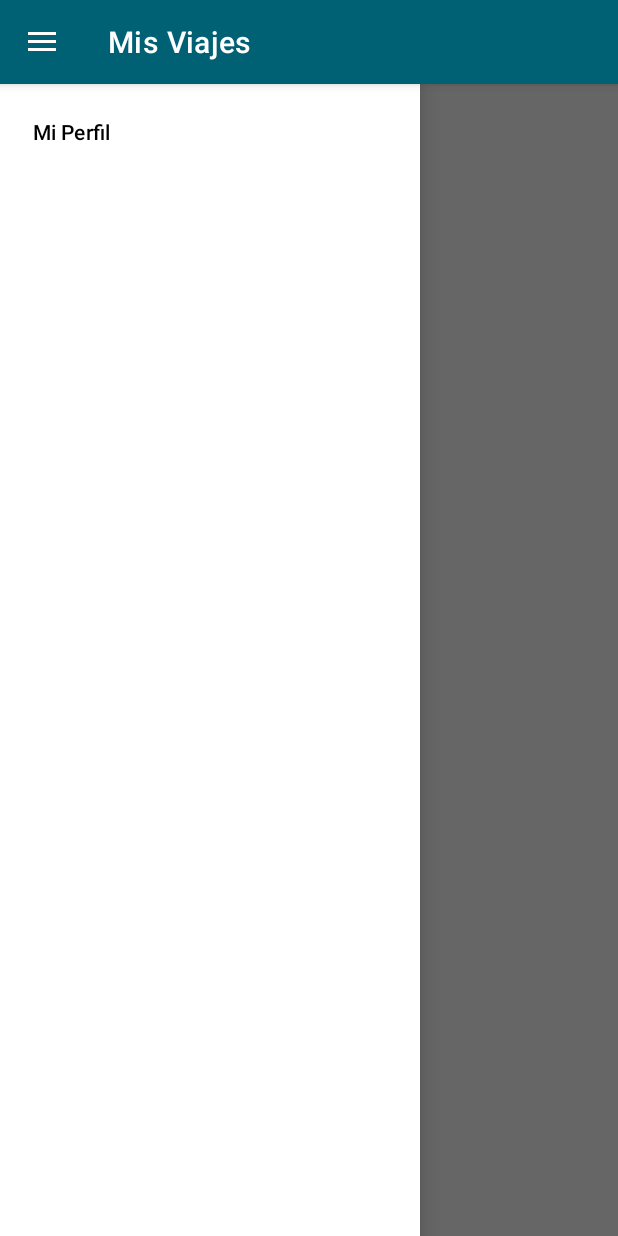
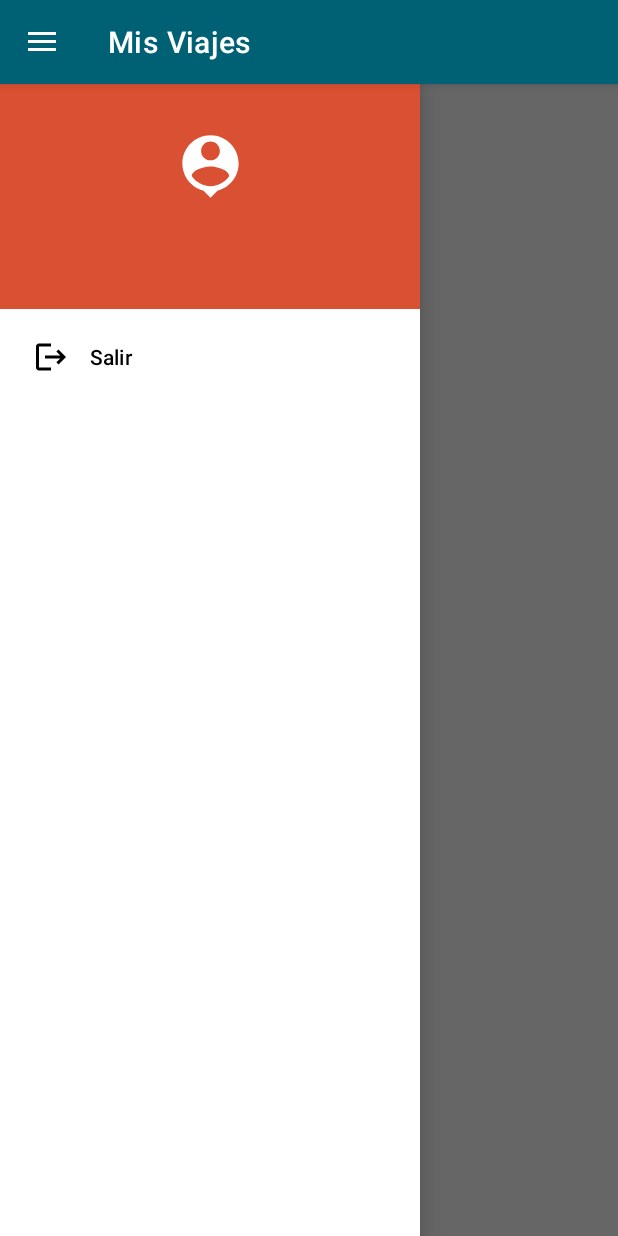
Before and after one commit to adribalbvena/OrionViajes, an Android app: the MainActivity screen opened directly, with no data from a screen before it, with the side drawer open, on a phone screen of 412 x 824 dp. Run offline under Robolectric (Android 15) with nearby library versions, the phone set to English and light mode, and no system bars; our stand-ins replace navigation-ui; network calls fail.

Commit message:
final fixes

```diff
--- a/app/src/main/java/ar/edu/ort/orionviajes/activities/MainActivity.kt
+++ b/app/src/main/java/ar/edu/ort/orionviajes/activities/MainActivity.kt
@@ -2,12 +2,14 @@ package ar.edu.ort.orionviajes.activities
 
 import androidx.appcompat.app.AppCompatActivity
 import android.os.Bundle
+import android.widget.TextView
 import androidx.navigation.NavController
 import androidx.navigation.Navigation
 import androidx.navigation.ui.AppBarConfiguration
 import androidx.navigation.ui.NavigationUI
 import androidx.navigation.ui.setupWithNavController
 import ar.edu.ort.orionviajes.R
+import ar.edu.ort.orionviajes.SessionManager
 import ar.edu.ort.orionviajes.databinding.ActivityMainBinding
 
 class MainActivity : AppCompatActivity() {
@@ -27,6 +29,10 @@ class MainActivity : AppCompatActivity() {
         navController = Navigation.findNavController(this, R.id.navHost)
         binding.navView.setupWithNavController(navController)
 
+        val navHeader = binding.navView.getHeaderView(0)
+        val txtUser = navHeader.findViewById<TextView>(R.id.userTv)
+        txtUser.text = SessionManager(this).getUser()
+
         NavigationUI.setupActionBarWithNavController(this,navController, binding.drawerLayout)
 
     }
--- /dev/null
+++ b/app/src/main/res/drawable/ic_logout.xml
@@ -0,0 +1,5 @@
+<vector android:autoMirrored="true" android:height="24dp"
+    android:tint="#8C8A8A" android:viewportHeight="24"
+    android:viewportWidth="24" android:width="24dp" xmlns:android="http://schemas.android.com/apk/res/android">
+    <path android:fillColor="@android:color/white" android:pathData="M17,7l-1.41,1.41L18.17,11H8v2h10.17l-2.58,2.58L17,17l5,-5zM4,5h8V3H4c-1.1,0 -2,0.9 -2,2v14c0,1.1 0.9,2 2,2h8v-2H4V5z"/>
+</vector>
--- /dev/null
+++ b/app/src/main/res/drawable/ic_person_pin.xml
@@ -0,0 +1,5 @@
+<vector android:height="50dp" android:tint="#FFFFFF"
+    android:viewportHeight="24" android:viewportWidth="24"
+    android:width="50dp" xmlns:android="http://schemas.android.com/apk/res/android">
+    <path android:fillColor="@android:color/white" android:pathData="M12,2c-4.97,0 -9,4.03 -9,9 0,4.17 2.84,7.67 6.69,8.69L12,22l2.31,-2.31C18.16,18.67 21,15.17 21,11c0,-4.97 -4.03,-9 -9,-9zM12,4c1.66,0 3,1.34 3,3s-1.34,3 -3,3 -3,-1.34 -3,-3 1.34,-3 3,-3zM12,18.3c-2.5,0 -4.71,-1.28 -6,-3.22 0.03,-1.99 4,-3.08 6,-3.08 1.99,0 5.97,1.09 6,3.08 -1.29,1.94 -3.5,3.22 -6,3.22z"/>
+</vector>
--- a/app/src/main/res/layout/activity_main.xml
+++ b/app/src/main/res/layout/activity_main.xml
@@ -21,7 +21,8 @@
         android:layout_height="match_parent"
         android:layout_gravity="start"
         android:fitsSystemWindows="true"
-        app:menu="@menu/drawer_menu"/>
+        app:menu="@menu/drawer_menu"
+        app:headerLayout="@layout/drawer_header"/>
 
 
 </androidx.drawerlayout.widget.DrawerLayout>
--- /dev/null
+++ b/app/src/main/res/layout/drawer_header.xml
@@ -0,0 +1,32 @@
+<?xml version="1.0" encoding="utf-8"?>
+<androidx.constraintlayout.widget.ConstraintLayout xmlns:android="http://schemas.android.com/apk/res/android"
+    xmlns:app="http://schemas.android.com/apk/res-auto"
+    android:layout_width="match_parent"
+    android:layout_height="150dp"
+    xmlns:tools="http://schemas.android.com/tools"
+    android:background="@color/orange_expense">
+
+    <ImageView
+        android:id="@+id/userIv"
+        android:layout_width="wrap_content"
+        android:layout_height="wrap_content"
+        android:layout_marginTop="30dp"
+        android:src="@drawable/ic_person_pin"
+        app:layout_constraintEnd_toEndOf="parent"
+        app:layout_constraintStart_toStartOf="parent"
+        app:layout_constraintTop_toTopOf="parent" />
+
+    <TextView
+        android:id="@+id/userTv"
+        android:layout_width="wrap_content"
+        android:layout_height="wrap_content"
+        android:layout_marginTop="10dp"
+        android:textColor="@color/white"
+        android:textSize="18sp"
+        android:textStyle="bold"
+        app:layout_constraintEnd_toEndOf="parent"
+        app:layout_constraintStart_toStartOf="parent"
+        app:layout_constraintTop_toBottomOf="@id/userIv"
+        tools:text="adri@hotmail.com" />
+
+</androidx.constraintlayout.widget.ConstraintLayout>
--- a/app/src/main/res/menu/drawer_menu.xml
+++ b/app/src/main/res/menu/drawer_menu.xml
@@ -1,7 +1,8 @@
 <?xml version="1.0" encoding="utf-8"?>
 <menu xmlns:android="http://schemas.android.com/apk/res/android">
     <item
-        android:id="@+id/profileFragment"
-        android:title="Mi Perfil" />
+        android:id="@+id/logoutFragment"
+        android:title="@string/logout"
+        android:icon="@drawable/ic_logout"/>
 
 </menu>
--- a/app/src/main/res/navigation/main_navgraph.xml
+++ b/app/src/main/res/navigation/main_navgraph.xml
@@ -19,9 +19,6 @@
         <action
             android:id="@+id/action_myTravelsFragment_to_expensesFragment"
             app:destination="@id/expensesFragment" />
-        <action
-            android:id="@+id/action_myTravelsFragment_to_profileFragment"
-            app:destination="@id/profileFragment" />
     </fragment>
     <fragment
         android:id="@+id/createTravelFragment"
@@ -100,11 +97,6 @@
             app:argType="ar.edu.ort.orionviajes.data.Travel" />
     </fragment>
     <fragment
-        android:id="@+id/profileFragment"
-        android:name="ar.edu.ort.orionviajes.fragments.ProfileFragment"
-        android:label="@string/profile"
-        tools:layout="@layout/fragment_profile" />
-    <fragment
         android:id="@+id/editScanedExpenseFragment"
         android:name="ar.edu.ort.orionviajes.fragments.EditScanedExpenseFragment"
         android:label="@string/create_expense_label" >
@@ -120,4 +112,9 @@
             app:popUpTo="@id/expensesFragment"
             app:popUpToInclusive="true" />
     </fragment>
+    <fragment
+        android:id="@+id/logoutFragment"
+        android:name="ar.edu.ort.orionviajes.fragments.LogoutFragment"
+        android:label="fragment_logout"
+        tools:layout="@layout/fragment_logout" />
 </navigation>
--- a/app/src/main/res/values/strings.xml
+++ b/app/src/main/res/values/strings.xml
@@ -76,7 +76,7 @@
     <string name="successRegister">Registro exitoso!</string>
     <string name="passwordMin">Debe tener al menos 6 carácteres.</string>
     <string name="invalidInputs">Email o Contraseña inválidos.</string>
-    <string name="logout">Cerrar Sesión</string>
+    <string name="logout">Salir</string>
     <string name="takePicture">Capturar</string>
     <string name="spendPaymentMethod">Gastos por Método de Pago</string>
     <string name="profile">Mi Perfil</string>
```
Also changed, not shown: app/src/main/java/ar/edu/ort/orionviajes/SessionManager.kt (+17 -0 lines), app/src/main/java/ar/edu/ort/orionviajes/fragments/EditScanedExpenseFragment.kt (+16 -2 lines), app/src/main/java/ar/edu/ort/orionviajes/fragments/LoginFragment.kt (+9 -3 lines), app/src/main/java/ar/edu/ort/orionviajes/fragments/LogoutFragment.kt (renamed from app/src/main/java/ar/edu/ort/orionviajes/fragments/ProfileFragment.kt, +13 -14 lines), app/src/main/java/ar/edu/ort/orionviajes/fragments/MyTravelsFragment.kt (+1 -16 lines), app/src/main/res/layout/fragment_logout.xml (added, +14 -0 lines), app/src/main/res/layout/fragment_profile.xml (deleted, +0 -19 lines).
